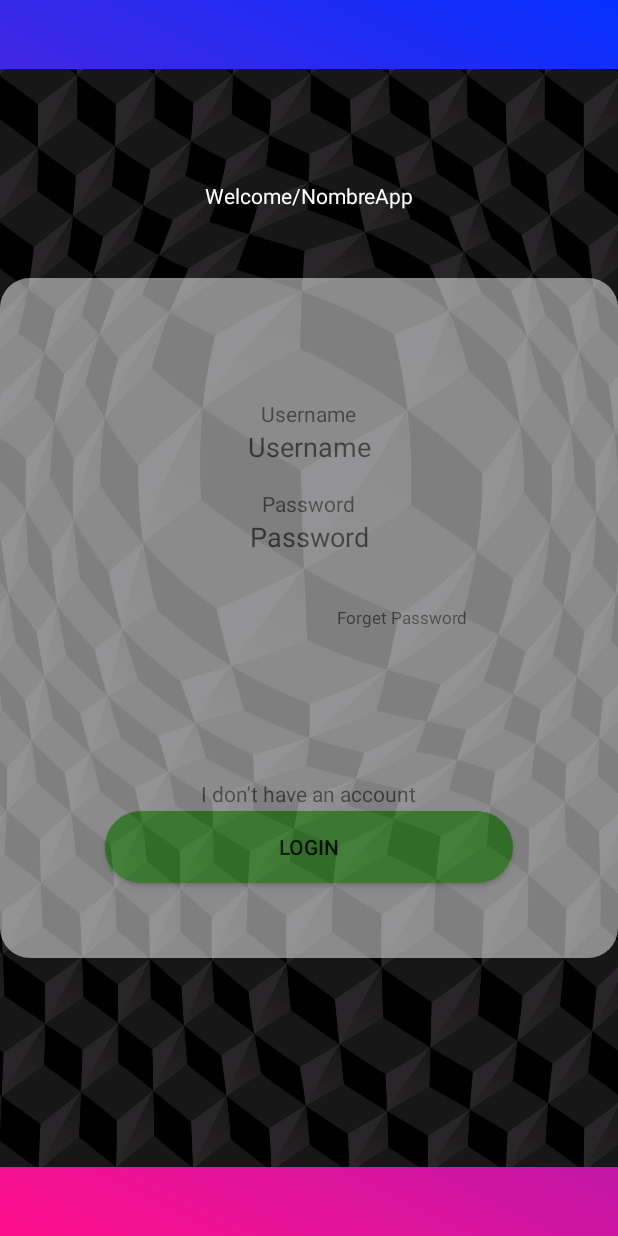
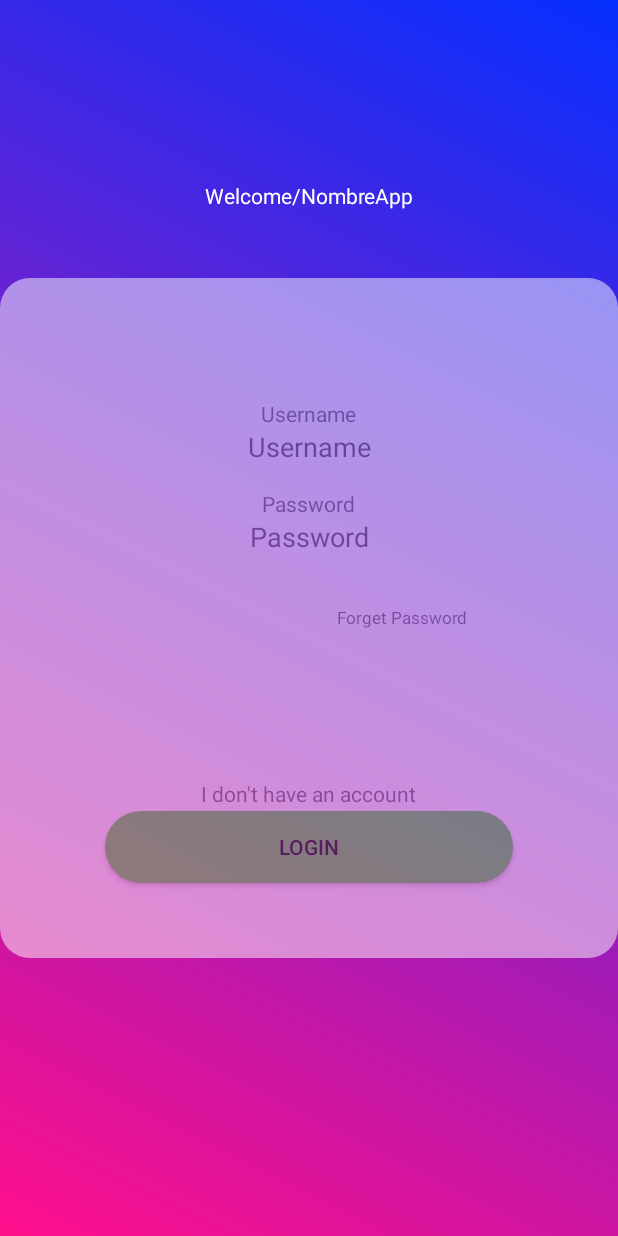
Before and after one commit to David-Francesch/TFG, an Android app: the screen it shows after launch (loginv2), after a tap on "Forget Password", on a phone screen of 412 x 824 dp. Run offline under Robolectric (Android 15) with nearby library versions, the phone set to English and light mode, and no system bars.

```diff
--- a/app/src/main/java/com/example/tfg/MainActivity.java
+++ b/app/src/main/java/com/example/tfg/MainActivity.java
@@ -4,14 +4,22 @@ import android.content.Intent;
 import android.support.v7.app.AppCompatActivity;
 import android.os.Bundle;
 import android.view.View;
+import android.widget.EditText;
 import android.widget.TextView;
 
 public class MainActivity extends AppCompatActivity {
+
+    String userNameAdmin = "Admin";
+    String passwordAdmin = "Admin.123";
+    EditText userNameField;
+    TextView passwordField;
 
     @Override
     protected void onCreate(Bundle savedInstanceState) {
         super.onCreate(savedInstanceState);
         setContentView(R.layout.activity_main);
+        userNameField = findViewById(R.id.userField);
+
     }
 
     public void openRegister(View view){
@@ -21,7 +29,8 @@ public class MainActivity extends AppCompatActivity {
 
     public void loginProcess(View view){
         Intent intentLog = new Intent(this, Profile.class);
-        //if ()
+        boolean userName =
+        if ()
         startActivity(intentLog);
         finishAfterTransition();
     }
--- a/app/src/main/res/layout/activity_loginv2.xml
+++ b/app/src/main/res/layout/activity_loginv2.xml
@@ -6,16 +6,6 @@
     android:layout_height="match_parent"
     tools:context=".loginv2"
     android:background="@drawable/bg_colors">
-
-    <ImageView
-        android:id="@+id/fondo"
-        android:layout_width="wrap_content"
-        android:layout_height="wrap_content"
-        android:src="@drawable/fondo_login"
-        app:layout_constraintBottom_toBottomOf="parent"
-        app:layout_constraintEnd_toEndOf="parent"
-        app:layout_constraintStart_toStartOf="parent"
-        app:layout_constraintTop_toTopOf="parent" />
 
     <RelativeLayout
         android:layout_width="match_parent"
@@ -126,7 +116,7 @@
             app:layout_constraintBottom_toBottomOf="parent"
             app:layout_constraintEnd_toEndOf="parent"
             app:layout_constraintStart_toStartOf="parent"
-            app:layout_constraintTop_toTopOf="parent" />
+            app:layout_constraintTop_toTopOf="parent"/>
 
     </RelativeLayout>
 
--- a/app/src/main/res/layout/activity_main.xml
+++ b/app/src/main/res/layout/activity_main.xml
@@ -47,7 +47,7 @@
 
     <EditText
         style="@style/textInputs"
-        android:id="@+id/UserField"
+        android:id="@+id/userField"
         android:layout_width="212dp"
         android:layout_height="48dp"
         android:layout_marginTop="208dp"
```
